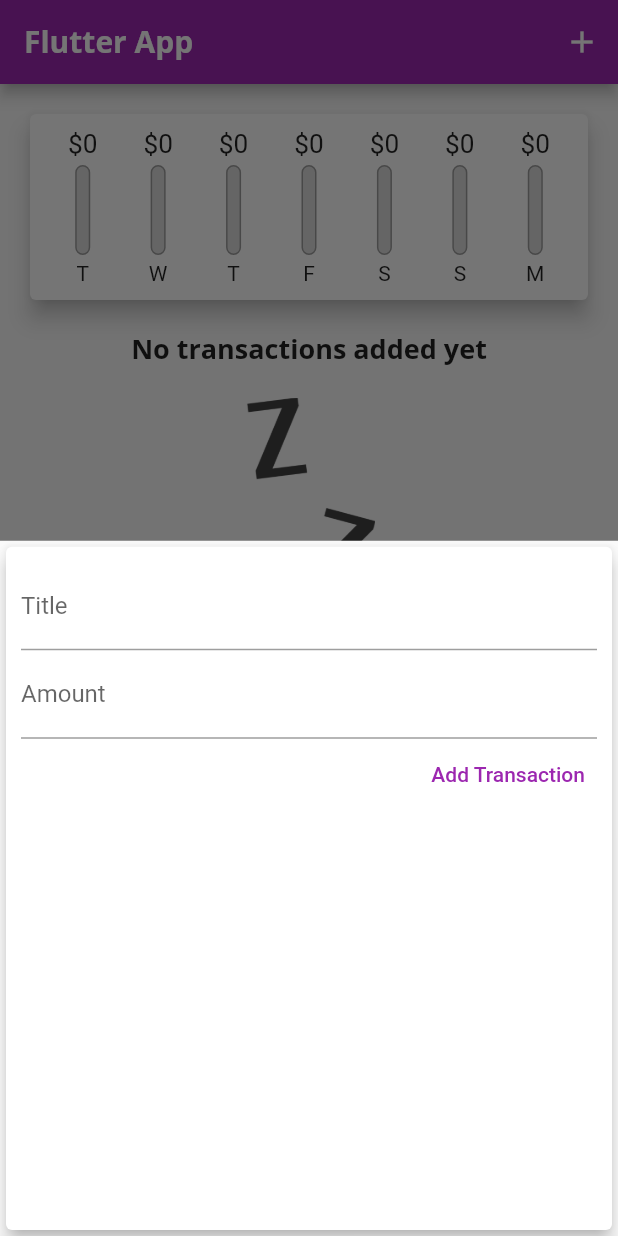
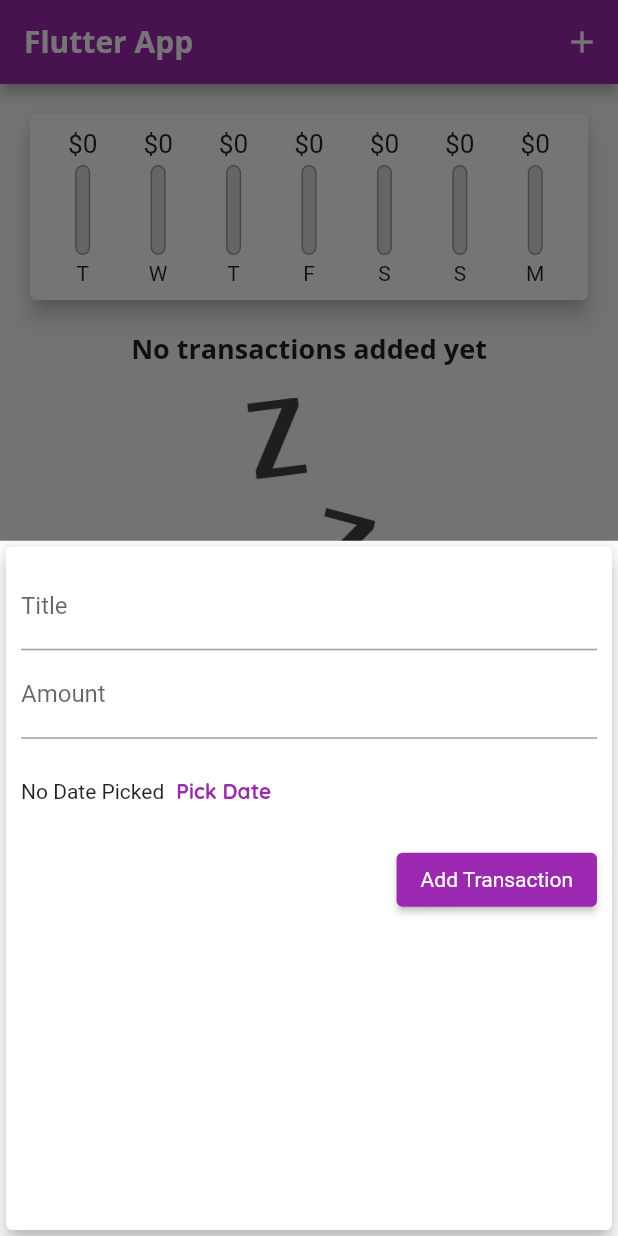
Before and after one commit to rsi2m/first-flutter-app, a Flutter app: the screen it shows after launch, after a tap on the "add" icon, on a phone screen of 412 x 824 dp. Run offline on Flutter 3.47's test engine with Material 2 defaults, Android fonts, the phone set to English and light mode, and no system bars; missing offline and left inert: dart:ffi.

Commit message:
datepicker partial

```diff
--- a/lib/main.dart
+++ b/lib/main.dart
@@ -18,19 +18,17 @@ class ExpenseApp extends StatelessWidget {
         primarySwatch: Colors.purple,
         accentColor: Colors.amber,
         fontFamily: 'Quicksand',
-        textTheme: ThemeData
-            .light()
-            .textTheme
-            .copyWith(
+        textTheme: ThemeData.light().textTheme.copyWith(
               title: TextStyle(
                   fontFamily: 'OpenSans',
                   fontWeight: FontWeight.bold,
-                fontSize: 18)),
+                  fontSize: 18),
+              button: TextStyle(
+                color: Colors.white,
+              ),
+            ),
         appBarTheme: AppBarTheme(
-          textTheme: ThemeData
-              .light()
-              .textTheme
-              .copyWith(
+          textTheme: ThemeData.light().textTheme.copyWith(
                 title: TextStyle(
                     fontFamily: 'OpenSans',
                     fontSize: 20,
--- a/lib/widgets/new_transaction.dart
+++ b/lib/widgets/new_transaction.dart
@@ -1,6 +1,6 @@
 import 'package:flutter/material.dart';
 
-class NewTransaction extends  StatefulWidget {
+class NewTransaction extends StatefulWidget {
   final Function addNewTransaction;
 
   NewTransaction(this.addNewTransaction);
@@ -14,7 +14,7 @@ class _NewTransactionState extends State<NewTransaction> {
 
   final amountController = TextEditingController();
 
-  void submitData() {
+  void _submitData() {
     var inputTitle = titleController.text;
     var inputAmount = double.parse(amountController.text);
 
@@ -30,6 +30,15 @@ class _NewTransactionState extends State<NewTransaction> {
     Navigator.of(context).pop();
   }
 
+  void _showDatePicker() {
+    showDatePicker(
+      context: context,
+      initialDate: DateTime.now(),
+      firstDate: DateTime(2021),
+      lastDate: DateTime(2022),
+    ).then((pickedDate) => {if (pickedDate != null) {}});
+  }
+
   @override
   Widget build(BuildContext context) {
     return Card(
@@ -43,22 +52,41 @@ class _NewTransactionState extends State<NewTransaction> {
               controller: titleController,
               // onChanged: (value) => {titleInput = value},
               decoration: InputDecoration(labelText: "Title"),
-              onSubmitted: (_) => submitData(),
+              onSubmitted: (_) => _submitData(),
             ),
             TextField(
               controller: amountController,
               keyboardType: TextInputType.number,
               // onChanged: (value) => {amountInput = value},
               decoration: InputDecoration(labelText: "Amount"),
-              onSubmitted: (_) => submitData(),
+              onSubmitted: (_) => _submitData(),
             ),
-            TextButton(
-              onPressed: submitData,
+            Container(
+              height: 70,
+              child: Row(
+                children: [
+                  Text("No Date Picked"),
+                  TextButton(
+                    onPressed: _showDatePicker,
+                    child: Text("Pick Date",
+                        style: TextStyle(
+                          fontWeight: FontWeight.bold,
+                          color: Theme.of(context).primaryColor,
+                        )),
+                  )
+                ],
+              ),
+            ),
+            ElevatedButton(
+              onPressed: _submitData,
+              style: ButtonStyle(
+                  backgroundColor:
+                      MaterialStateProperty.all(Theme.of(context).primaryColor),
+                  textStyle: MaterialStateProperty.all(TextStyle(
+                    color: Theme.of(context).textTheme.button!.color,
+                  ))),
               child: Text(
                 "Add Transaction",
-                style: TextStyle(
-                  color: Colors.purple,
-                ),
               ),
             )
           ],
```
Also changed, not shown: 1 other file. Lines whose indentation alone changed are shown as unchanged.
